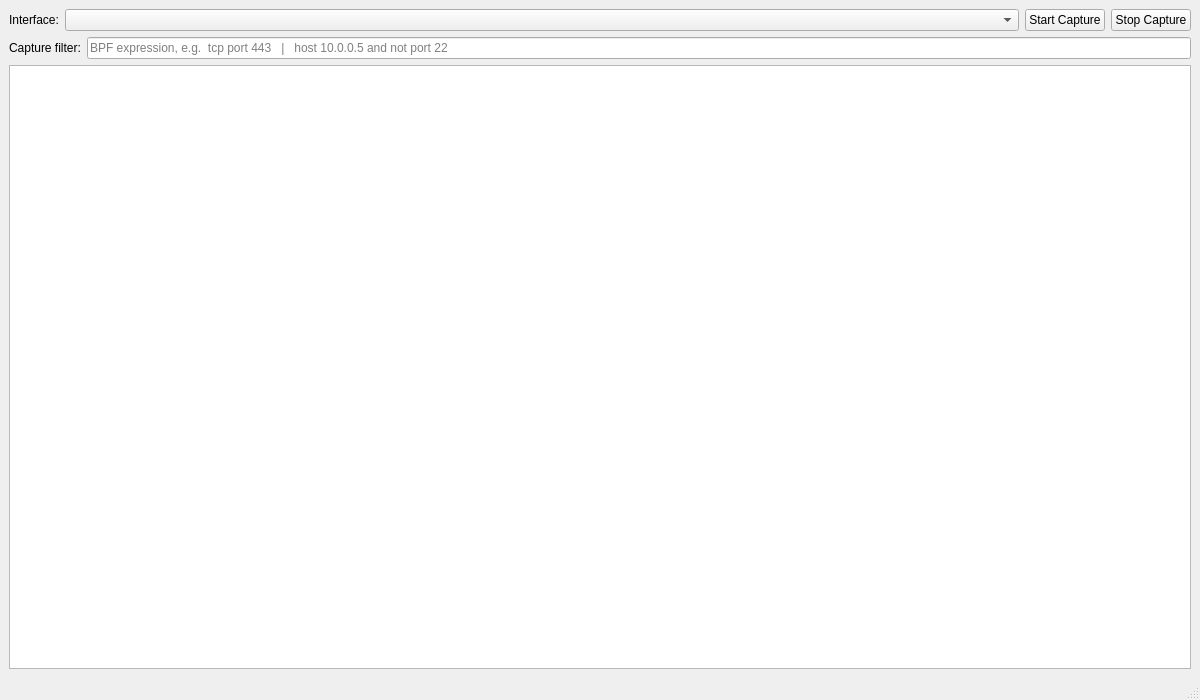
This is src/mainwindow.ui in AbdulatifYusupov/TrafficSNF as Qt 5 draws it before an edit. The edited form follows.
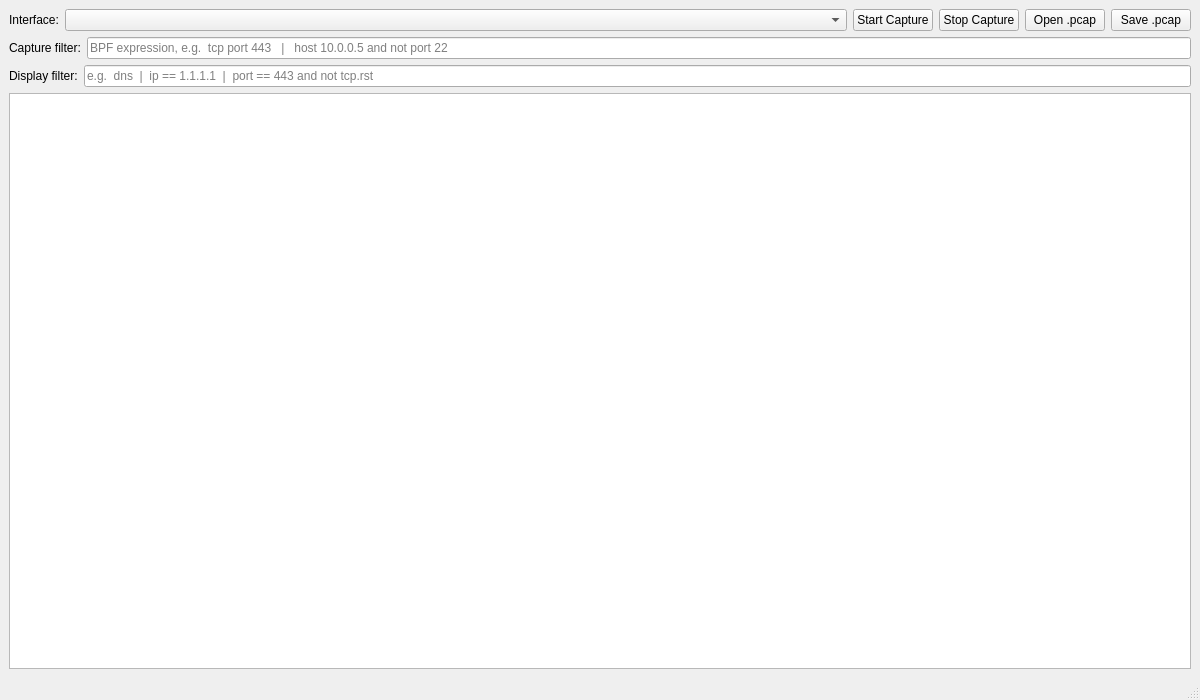
This is the edited form.

Commit message: feat: add packet details, hex view, display filter, pcap I/O, and DNS/HTTP/SLL dissection

Diff of the .ui file:
```diff
--- a/src/mainwindow.ui
+++ b/src/mainwindow.ui
@@ -48,6 +48,20 @@
         </property>
        </widget>
       </item>
+      <item>
+       <widget class="QPushButton" name="btnOpen">
+        <property name="text">
+         <string>Open .pcap</string>
+        </property>
+       </widget>
+      </item>
+      <item>
+       <widget class="QPushButton" name="btnSave">
+        <property name="text">
+         <string>Save .pcap</string>
+        </property>
+       </widget>
+      </item>
      </layout>
     </item>
     <item>
@@ -71,6 +85,27 @@
       </item>
      </layout>
     </item>
+    <item>
+     <layout class="QHBoxLayout" name="displayFilterLayout">
+      <item>
+       <widget class="QLabel" name="labelDisplayFilter">
+        <property name="text">
+         <string>Display filter:</string>
+        </property>
+       </widget>
+      </item>
+      <item>
+       <widget class="QLineEdit" name="lineDisplayFilter">
+        <property name="placeholderText">
+         <string>e.g.  dns  |  ip == 1.1.1.1  |  port == 443 and not tcp.rst</string>
+        </property>
+        <property name="clearButtonEnabled">
+         <bool>true</bool>
+        </property>
+       </widget>
+      </item>
+     </layout>
+    </item>
     <item>
      <widget class="QTableView" name="tablePackets"/>
     </item>
```
The commit also changes 14 other files.
